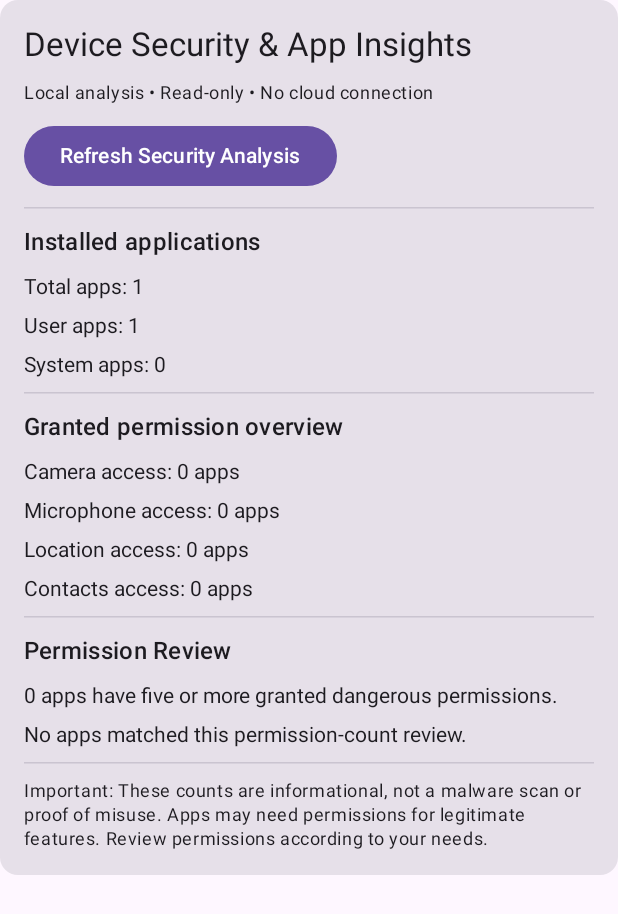
After one commit to anbsolution/Device-manager, an Android app built with Jetpack Compose: the composable DeviceSecurityInsightsPanel shown on its own in the app's theme, on a phone screen of 412 x 824 dp. The commit adds this screen. Shown: the top 914 px of the screen. Run offline under Robolectric (Android 15) with nearby library versions, the phone set to English and light mode, and no system bars.

Commit message:
Add Phase 17 device security insights

```diff
--- a/app/build.gradle.kts
+++ b/app/build.gradle.kts
@@ -13,8 +13,8 @@ android {
         applicationId = "com.anb.devicemanager"
         minSdk = 26
         targetSdk = 35
-        versionCode = 14
-        versionName = "2.3.0"
+        versionCode = 15
+        versionName = "2.4.0"
     }
 
     compileOptions {
--- a/app/src/main/java/com/anb/devicemanager/MainActivity.kt
+++ b/app/src/main/java/com/anb/devicemanager/MainActivity.kt
@@ -30,6 +30,7 @@ import com.anb.devicemanager.ui.ReportExportPanel
 import com.anb.devicemanager.ui.LocalBackupPanel
 import com.anb.devicemanager.ui.UsageIntelligencePanel
 import com.anb.devicemanager.ui.MaintenanceRecommendationsPanel
+import com.anb.devicemanager.ui.DeviceSecurityInsightsPanel
 
 
 class MainActivity : ComponentActivity() {
@@ -166,6 +167,10 @@ fun Dashboard(
             }
 
             item {
+                DeviceSecurityInsightsPanel(context)
+            }
+
+            item {
                 ReportExportPanel(
                     context = context,
                     usageAccess = usageAccess
--- /dev/null
+++ b/app/src/main/java/com/anb/devicemanager/ui/DeviceSecurityInsightsPanel.kt
@@ -0,0 +1,144 @@
+package com.anb.devicemanager.ui
+
+import android.content.Context
+import android.content.Intent
+import android.content.pm.ApplicationInfo
+import android.net.Uri
+import android.provider.Settings
+import androidx.compose.foundation.layout.*
+import androidx.compose.material3.*
+import androidx.compose.runtime.*
+import androidx.compose.ui.Modifier
+import androidx.compose.ui.unit.dp
+import com.anb.devicemanager.monitoring.PermissionMonitor
+
+@Composable
+fun DeviceSecurityInsightsPanel(context: Context) {
+    var refreshKey by remember { mutableIntStateOf(0) }
+
+    val apps = remember(refreshKey) {
+        context.packageManager.getInstalledApplications(0)
+    }
+
+    val reports = remember(refreshKey) {
+        PermissionMonitor(context).getPermissionReport()
+    }
+
+    val userApps = apps.filter {
+        (it.flags and ApplicationInfo.FLAG_SYSTEM) == 0
+    }
+
+    val systemApps = apps.size - userApps.size
+
+    val cameraCount = reports.count { app ->
+        app.permissions.any {
+            it.name.contains("CAMERA") && it.granted
+        }
+    }
+
+    val microphoneCount = reports.count { app ->
+        app.permissions.any {
+            it.name.contains("RECORD_AUDIO") && it.granted
+        }
+    }
+
+    val locationCount = reports.count { app ->
+        app.permissions.any {
+            (it.name.contains("ACCESS_FINE_LOCATION") ||
+                it.name.contains("ACCESS_COARSE_LOCATION")) &&
+                it.granted
+        }
+    }
+
+    val contactsCount = reports.count { app ->
+        app.permissions.any {
+            (it.name.contains("READ_CONTACTS") ||
+                it.name.contains("WRITE_CONTACTS")) &&
+                it.granted
+        }
+    }
+
+    val highPermissionApps = reports.filter {
+        it.grantedCount >= 5
+    }
+
+    Card(modifier = Modifier.fillMaxWidth()) {
+        Column(
+            modifier = Modifier.padding(16.dp),
+            verticalArrangement = Arrangement.spacedBy(10.dp)
+        ) {
+            Text(
+                "Device Security & App Insights",
+                style = MaterialTheme.typography.titleLarge
+            )
+
+            Text(
+                "Local analysis • Read-only • No cloud connection",
+                style = MaterialTheme.typography.bodySmall
+            )
+
+            Button(onClick = { refreshKey++ }) {
+                Text("Refresh Security Analysis")
+            }
+
+            HorizontalDivider()
+
+            Text("Installed applications", style = MaterialTheme.typography.titleMedium)
+            Text("Total apps: ${apps.size}")
+            Text("User apps: ${userApps.size}")
+            Text("System apps: $systemApps")
+
+            HorizontalDivider()
+
+            Text("Granted permission overview", style = MaterialTheme.typography.titleMedium)
+            Text("Camera access: $cameraCount apps")
+            Text("Microphone access: $microphoneCount apps")
+            Text("Location access: $locationCount apps")
+            Text("Contacts access: $contactsCount apps")
+
+            HorizontalDivider()
+
+            Text("Permission Review", style = MaterialTheme.typography.titleMedium)
+            Text(
+                "${highPermissionApps.size} apps have five or more granted dangerous permissions."
+            )
+
+            if (highPermissionApps.isEmpty()) {
+                Text("No apps matched this permission-count review.")
+            } else {
+                highPermissionApps.take(10).forEach { app ->
+                    Column(verticalArrangement = Arrangement.spacedBy(4.dp)) {
+                        Text(
+                            app.appName,
+                            style = MaterialTheme.typography.bodyLarge
+                        )
+                        Text(
+                            "${app.grantedCount} granted permissions",
+                            style = MaterialTheme.typography.bodySmall
+                        )
+
+                        TextButton(onClick = {
+                            runCatching {
+                                context.startActivity(
+                                    Intent(
+                                        Settings.ACTION_APPLICATION_DETAILS_SETTINGS,
+                                        Uri.parse("package:${app.packageName}")
+                                    ).addFlags(Intent.FLAG_ACTIVITY_NEW_TASK)
+                                )
+                            }
+                        }) {
+                            Text("Review App Settings")
+                        }
+                    }
+                }
+            }
+
+            HorizontalDivider()
+
+            Text(
+                "Important: These counts are informational, not a malware scan or proof of misuse. Apps may need permissions for legitimate features. Review permissions according to your needs.",
+                style = MaterialTheme.typography.bodySmall
+            )
+        }
+    }
+}
```
